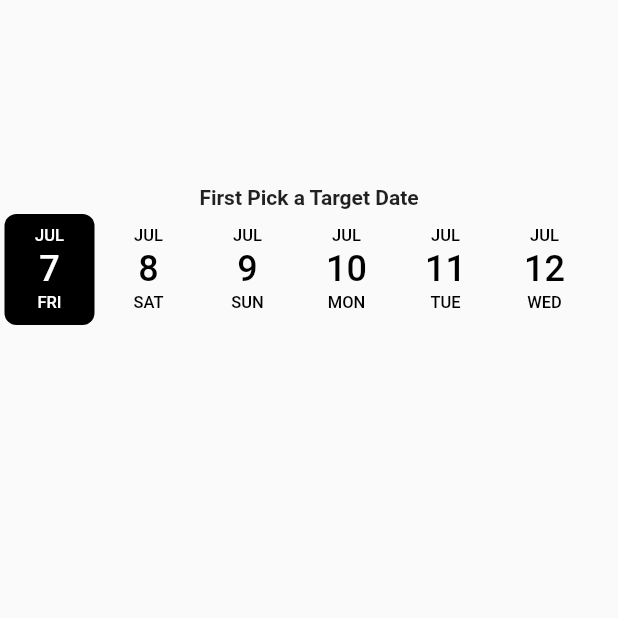
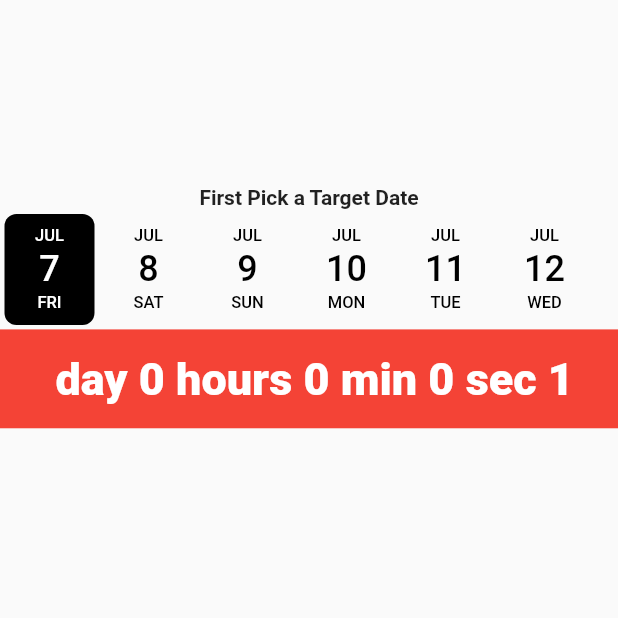
Before and after one commit to yashithasahan/get-rid-of, a Flutter app: the screen it shows after launch, after a tap on "Get Rid It", on a phone screen of 412 x 824 dp, the top half of it. Run offline on Flutter 3.47's test engine with Material 2 defaults, Android fonts, the phone set to English and light mode, and no system bars; drawn by our look-alikes of date_picker_timeline; our stand-ins replace get, google_fonts, lottie, percent_indicator, shared_preferences.

Commit message:
Timer Added

```diff
--- a/lib/controller/home_controller.dart
+++ b/lib/controller/home_controller.dart
@@ -11,11 +11,12 @@ class HomeController extends GetxController {
   RxInt onGoingFor = 0.obs;
   DateTime now = DateTime.now();
   RxDouble precentage = 0.0.obs;
+  Rx<Duration> onGoingForDureation = const Duration(seconds: 0).obs;
 
   @override
   void onInit() async {
     await getDates();
-
+getDifference();
     super.onInit();
   }
 
@@ -24,8 +25,10 @@ class HomeController extends GetxController {
   getDifference() {
     Duration difference = endDate.value.difference(now);
 
+
     Duration intialDifference = endDate.value.difference(startDate.value);
     Duration onGoing = now.difference(startDate.value);
+    onGoingForDureation.value = onGoing;
     onGoingFor.value = onGoing.inDays;
     precentage.value =
         (difference.inSeconds.toInt() / intialDifference.inSeconds.toInt());
--- /dev/null
+++ b/lib/controller/timer_controller.dart
@@ -0,0 +1,54 @@
+import 'dart:async';
+
+import 'package:get/get.dart';
+import 'package:get_rid_of/controller/home_controller.dart';
+
+class TimerController extends GetxController {
+  static TimerController get find => Get.find();
+  final homeController = Get.put(HomeController());
+  Timer? _timer;
+  RxBool indicator = true.obs;
+  RxInt seconds = 0.obs;
+  RxInt minutes = 0.obs;
+  RxInt hours = 0.obs;
+  RxInt days = 0.obs;
+
+  @override
+  void onInit() {
+    startTimer();
+    setTimer();
+    indicationRun();
+    super.onInit();
+  }
+
+  void setTimer() {
+    days.value = homeController.onGoingForDureation.value.inDays;
+    hours.value = homeController.onGoingForDureation.value.inHours % 24;
+    minutes.value = homeController.onGoingForDureation.value.inHours % (60);
+    seconds.value = homeController.onGoingForDureation.value.inMinutes % (60);
+  }
+
+  void startTimer() {
+    Timer.periodic(const Duration(seconds: 1), (timer) {
+      seconds.value++;
+      indicator.value = !indicator.value;
+
+      if (seconds.value == 60) {
+        seconds.value = 0;
+        minutes.value++;
+        if (minutes.value == 60) {
+          minutes.value = 0;
+          hours.value++;
+          if (hours.value == 24) {
+            hours.value = 0;
+            days.value++;
+          }
+        }
+      }
+    });
+  }
+
+  void indicationRun() {
+    //indicationRun();
+  }
+}
--- a/lib/main.dart
+++ b/lib/main.dart
@@ -11,22 +11,14 @@ void main() {
 class MyApp extends StatelessWidget {
   const MyApp({super.key});
 
-  // This widget is the root of your application.
+
   @override
   Widget build(BuildContext context) {
     return GetMaterialApp(
       debugShowCheckedModeBanner: false,
-      title: 'Flutter Demo',
+      title: 'Get Rid of',
       theme: ThemeData(
-        // This is the theme of your application.
-        //
-        // Try running your application with "flutter run". You'll see the
-        // application has a blue toolbar. Then, without quitting the app, try
-        // changing the primarySwatch below to Colors.green and then invoke
-        // "hot reload" (press "r" in the console where you ran "flutter run",
-        // or simply save your changes to "hot reload" in a Flutter IDE).
-        // Notice that the counter didn't reset back to zero; the application
-        // is not restarted.
+
         primarySwatch: Colors.amber,
       ),
       home: const MenuScreen(),
--- a/lib/screens/home.dart
+++ b/lib/screens/home.dart
@@ -8,12 +8,12 @@ import 'package:lottie/lottie.dart';
 import 'package:percent_indicator/linear_percent_indicator.dart';
 
 import '../widgets/hold_it.dart';
-import '../widgets/reset_button.dart';
+import '../widgets/app_button.dart';
+import '../widgets/timer.dart';
 
 class HomeScreen extends StatelessWidget {
   HomeScreen({super.key});
 
-  @override
   final homeController = Get.put(HomeController());
   @override
   Widget build(BuildContext context) {
@@ -97,6 +97,7 @@ class HomeScreen extends StatelessWidget {
                       ],
                     ),
                   ),
+                  AppTimer(),
                   HoldIt(),
                   AppButton()
                 ],
--- a/lib/widgets/reset_button.dart
+++ b/lib/widgets/app_button.dart
@@ -7,7 +7,6 @@ import 'package:google_fonts/google_fonts.dart';
 class AppButton extends StatelessWidget {
   AppButton({super.key});
 
-  @override
   final homeController = Get.put(HomeController());
   @override
   Widget build(BuildContext context) {
@@ -15,7 +14,7 @@ class AppButton extends StatelessWidget {
     double height = MediaQuery.of(context).size.height;
     return SizedBox(
       width: width,
-      height: height * 0.2,
+      height: height * 0.15,
       child: Stack(
         children: [
           Visibility(
--- a/lib/widgets/hold_it.dart
+++ b/lib/widgets/hold_it.dart
@@ -1,10 +1,12 @@
 import 'package:flutter/material.dart';
 import 'package:get/get.dart';
 import 'package:get_rid_of/controller/home_controller.dart';
+import 'package:get_rid_of/controller/timer_controller.dart';
 import 'package:google_fonts/google_fonts.dart';
 
 class HoldIt extends StatelessWidget {
   HoldIt({super.key});
+  final timeController = Get.put(TimerController());
   final homeController = Get.put(HomeController());
   static TextStyle timeStyle = GoogleFonts.orbitron(
       color: Colors.black, fontSize: 100, fontWeight: FontWeight.w600);
@@ -29,6 +31,7 @@ class HoldIt extends StatelessWidget {
                   fontSize: 30, fontWeight: FontWeight.w900),
               textAlign: TextAlign.center,
             ),
+
             SizedBox(
               height: width * 0.1,
             ),
@@ -58,10 +61,24 @@ class HoldIt extends StatelessWidget {
                     ),
                   ),
                 ),
-                Text(
-                  ":",
-                  style: timeStyle,
+                SizedBox(
+                  width: width * 0.05,
+                  child: Center(
+                    child: Obx(
+                      () => timeController.indicator.value
+                          ? Text(
+                              ":",
+                              style: timeStyle,
+                            )
+                          : Text(
+                              " ",
+                              style: timeStyle,
+                            ),
+                    ),
+                  ),
                 ),
+
+
                 Card(
                   shape: RoundedRectangleBorder(
                       borderRadius: BorderRadius.circular(12)),
--- /dev/null
+++ b/lib/widgets/timer.dart
@@ -0,0 +1,36 @@
+import 'package:flutter/material.dart';
+import 'package:get/get.dart';
+import 'package:get_rid_of/controller/timer_controller.dart';
+import 'package:google_fonts/google_fonts.dart';
+
+class AppTimer extends StatelessWidget {
+  AppTimer({super.key});
+  final timerController = Get.put(TimerController());
+  @override
+  Widget build(BuildContext context) {
+    double width = MediaQuery.of(context).size.width;
+    double height = MediaQuery.of(context).size.height;
+    return Container(
+      color: Colors.red,
+      width: double.infinity,
+      height: height * 0.08,
+      child: Obx(
+        () => DefaultTextStyle(
+          style: GoogleFonts.aBeeZee(fontSize: 30, fontWeight: FontWeight.w900),
+          textAlign: TextAlign.center,
+          child: Row(
+            mainAxisAlignment: MainAxisAlignment.center,
+            children: [
+              Text(" day ${timerController.days.value.toString()}"),
+              Text(" hours ${timerController.hours.value.toString()}"),
+              Text(" min ${timerController.minutes.value.toString()}"),
+              Text(" sec ${timerController.seconds.value.toString()}"),
+
+              //Text(timerController.seconds.value.toString()),
+            ],
+          ),
+        ),
+      ),
+    );
+  }
+}
```
